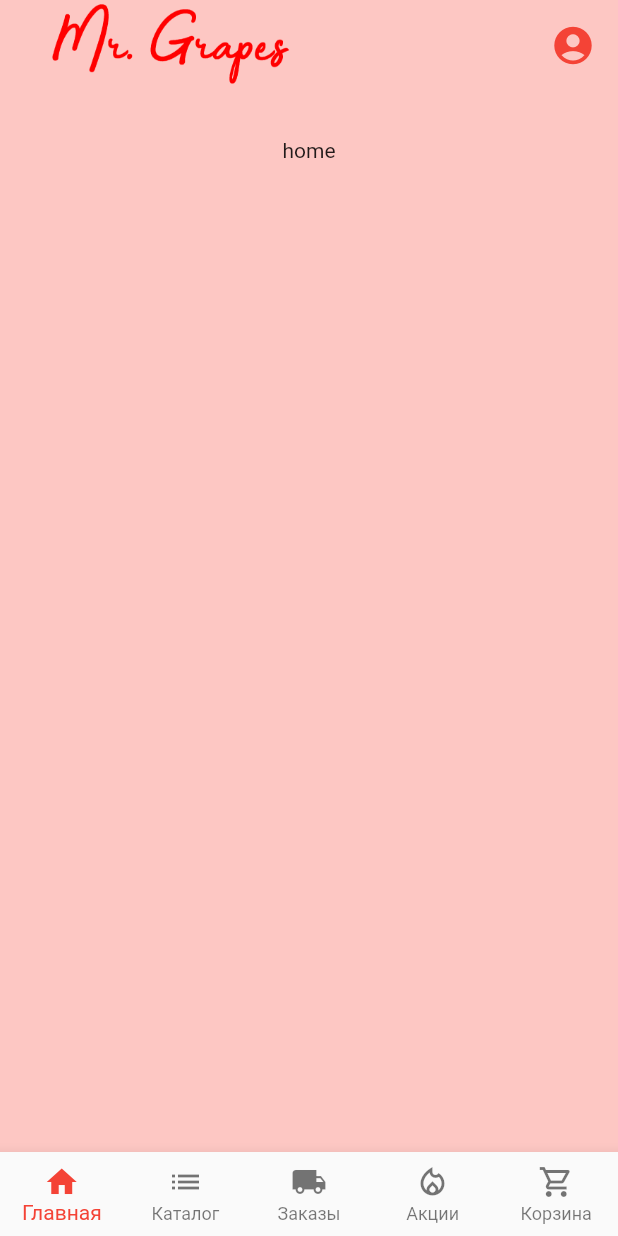
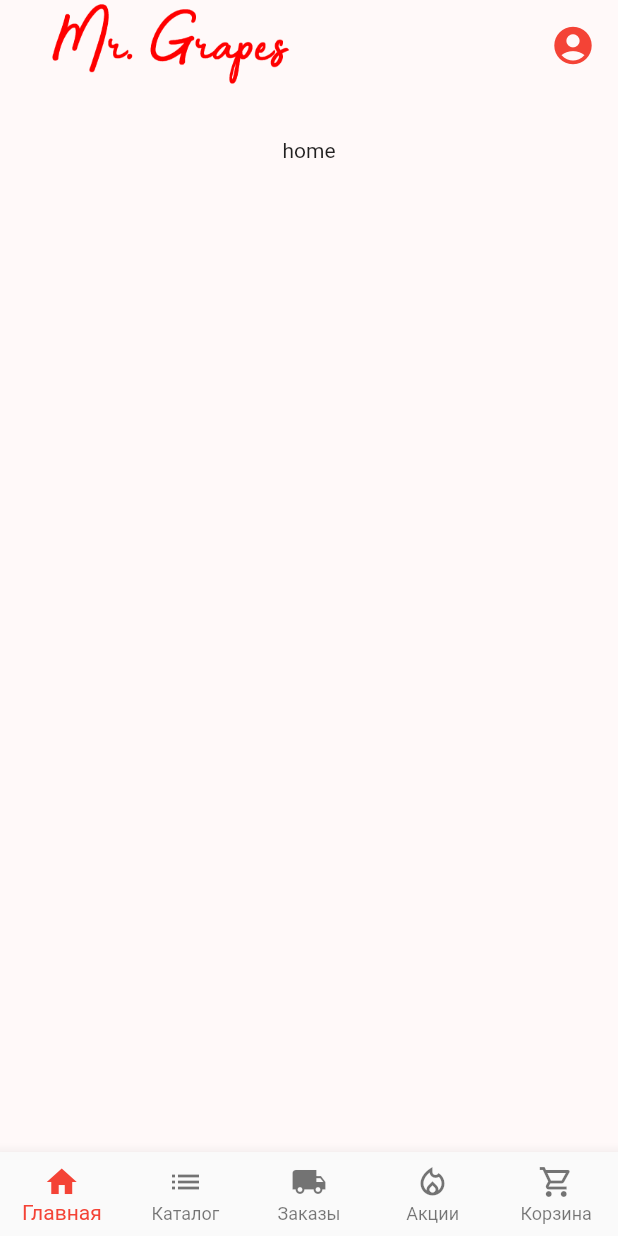
Before and after one commit to nikitalebed/mr-grapes, a Flutter app: the screen it shows after launch, on a phone screen of 412 x 824 dp. Run offline on Flutter 3.47's test engine with Material 2 defaults, Android fonts, the phone set to English and light mode, and no system bars.

Commit message:
init commit #7

```diff
--- a/lib/constants.dart
+++ b/lib/constants.dart
@@ -15,5 +15,5 @@ const List<Destination> allDestinations = <Destination>[
   Destination('Корзина', Icons.shopping_cart_outlined)
 ];
 
-const kPrimaryColor = Color(0xFFFDC7C3);
+const kPrimaryColor = Color(0xFFFFF9F9);
 const kAccentColor = Colors.red;
```
